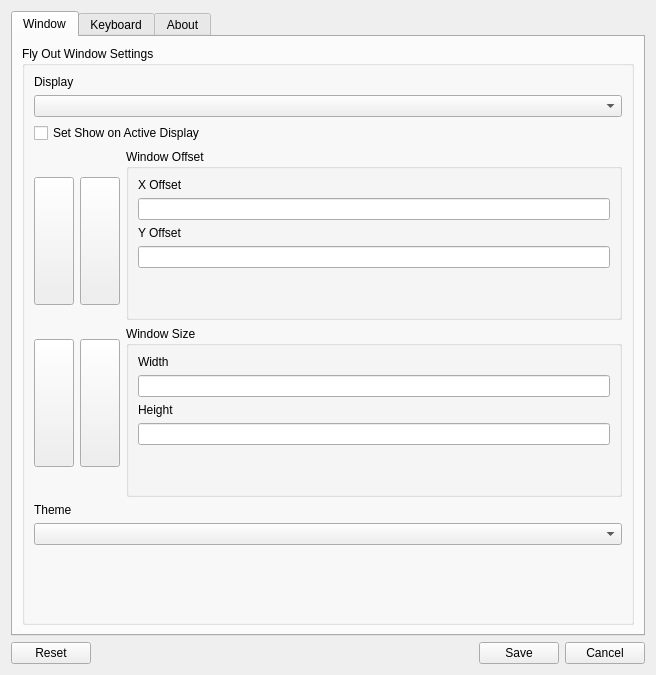
This is earbug/FormSettingsWindow.ui in DemiRom/EarBug as Qt 5 draws it before an edit. The edited form follows.
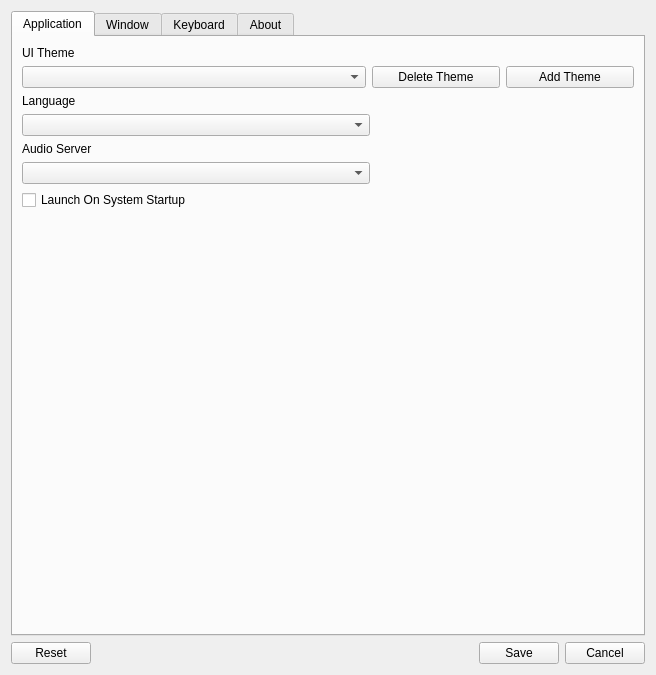
This is the edited form. Icons and pictures are not drawn.

The edit to the form file:
```diff
--- a/earbug/FormSettingsWindow.ui
+++ b/earbug/FormSettingsWindow.ui
@@ -36,6 +36,122 @@
          <property name="elideMode">
           <enum>Qt::ElideNone</enum>
          </property>
+         <widget class="QWidget" name="applicationTab">
+          <attribute name="icon">
+           <iconset resource="EarBug.qrc">
+            <normaloff>:/app.png</normaloff>:/app.png</iconset>
+          </attribute>
+          <attribute name="title">
+           <string>Application</string>
+          </attribute>
+          <layout class="QHBoxLayout" name="horizontalLayout_5">
+           <item>
+            <layout class="QVBoxLayout" name="verticalLayout_10">
+             <item>
+              <widget class="QLabel" name="label_5">
+               <property name="text">
+                <string>UI Theme</string>
+               </property>
+              </widget>
+             </item>
+             <item>
+              <layout class="QHBoxLayout" name="horizontalLayout_6">
+               <item>
+                <widget class="QComboBox" name="themeComboBox">
+                 <property name="maximumSize">
+                  <size>
+                   <width>348</width>
+                   <height>36</height>
+                  </size>
+                 </property>
+                </widget>
+               </item>
+               <item>
+                <widget class="QPushButton" name="deleteThemeButton">
+                 <property name="maximumSize">
+                  <size>
+                   <width>128</width>
+                   <height>128</height>
+                  </size>
+                 </property>
+                 <property name="text">
+                  <string>Delete Theme</string>
+                 </property>
+                </widget>
+               </item>
+               <item>
+                <widget class="QPushButton" name="addThemeButton">
+                 <property name="maximumSize">
+                  <size>
+                   <width>128</width>
+                   <height>128</height>
+                  </size>
+                 </property>
+                 <property name="text">
+                  <string>Add Theme</string>
+                 </property>
+                </widget>
+               </item>
+              </layout>
+             </item>
+             <item>
+              <widget class="QLabel" name="label_6">
+               <property name="text">
+                <string>Language</string>
+               </property>
+              </widget>
+             </item>
+             <item>
+              <widget class="QComboBox" name="languageComboBox">
+               <property name="maximumSize">
+                <size>
+                 <width>348</width>
+                 <height>36</height>
+                </size>
+               </property>
+              </widget>
+             </item>
+             <item>
+              <widget class="QLabel" name="label_7">
+               <property name="text">
+                <string>Audio Server</string>
+               </property>
+              </widget>
+             </item>
+             <item>
+              <widget class="QComboBox" name="selectAudioComboBox">
+               <property name="maximumSize">
+                <size>
+                 <width>348</width>
+                 <height>36</height>
+                </size>
+               </property>
+              </widget>
+             </item>
+             <item>
+              <widget class="QCheckBox" name="startOnSystemStartupCheckBox">
+               <property name="text">
+                <string>Launch On System Startup</string>
+               </property>
+              </widget>
+             </item>
+             <item>
+              <spacer name="verticalSpacer_5">
+               <property name="orientation">
+                <enum>Qt::Vertical</enum>
+               </property>
+               <property name="sizeHint" stdset="0">
+                <size>
+                 <width>20</width>
+                 <height>40</height>
+                </size>
+               </property>
+              </spacer>
+             </item>
+            </layout>
+           </item>
+          </layout>
+         </widget>
          <widget class="QWidget" name="flyoutTab">
           <attribute name="icon">
            <iconset resource="EarBug.qrc">
@@ -270,16 +386,6 @@
                 </item>
                </layout>
               </item>
-              <item>
-               <widget class="QLabel" name="label_5">
-                <property name="text">
-                 <string>Theme</string>
-                </property>
-               </widget>
-              </item>
-              <item>
-               <widget class="QComboBox" name="themeComboBox"/>
-              </item>
               <item>
                <spacer name="verticalSpacer">
                 <property name="orientation">
```
Left out of the diff: 10 changed lines with no effect on the pictures.
